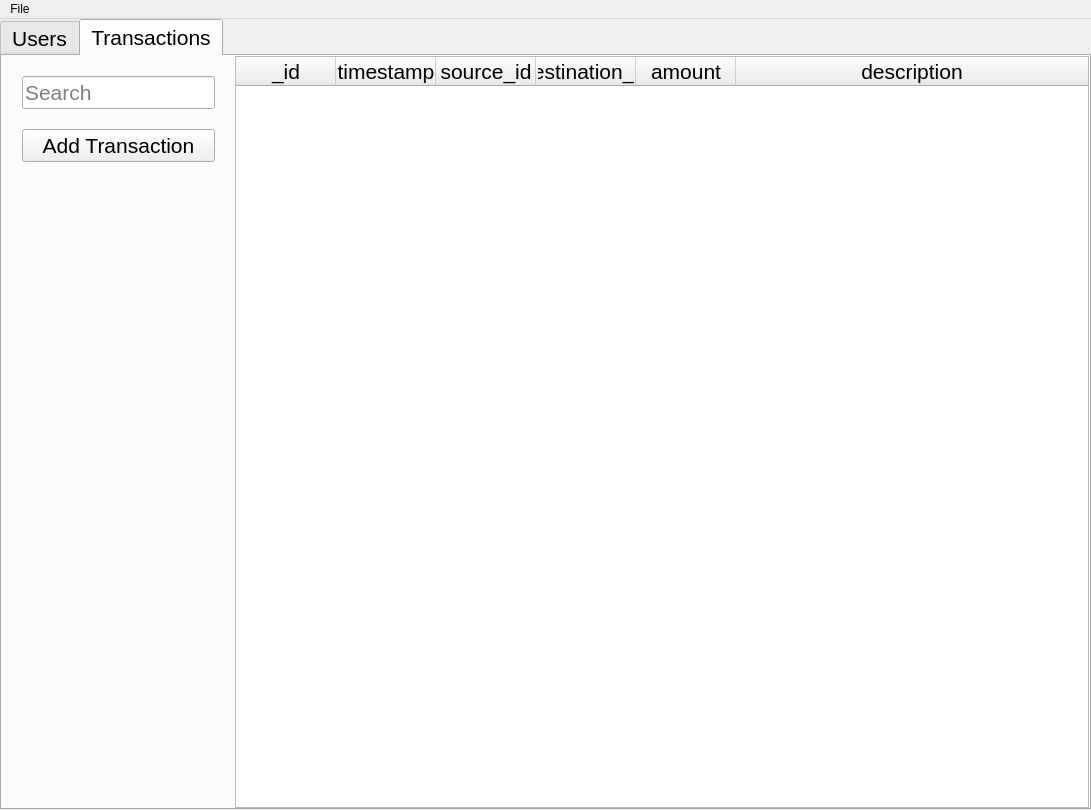
Before: the Qt Designer form src/windows/ui/ProjectMainWindow.ui in 1icolo/AUPay, drawn with Qt 5.
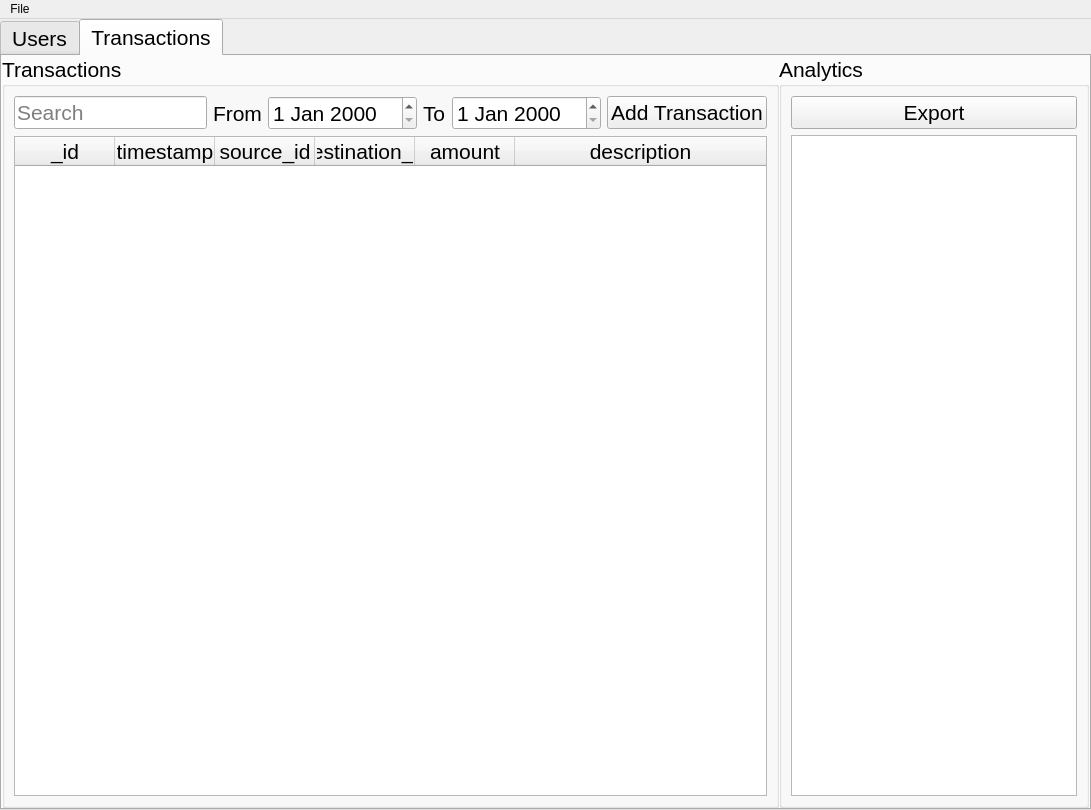
After: the same form once the commit is applied. The open tabs and pages were chosen to show the change. Icons and pictures are not drawn.

Patch:
```diff
--- a/src/windows/ui/ProjectMainWindow.ui
+++ b/src/windows/ui/ProjectMainWindow.ui
@@ -1878,61 +1878,19 @@
              <number>0</number>
             </property>
             <item>
-             <layout class="QVBoxLayout" name="verticalLayout_7">
-              <property name="spacing">
-               <number>20</number>
+             <widget class="QGroupBox" name="groupBox_9">
+              <property name="title">
+               <string>Transactions</string>
               </property>
-              <property name="sizeConstraint">
-               <enum>QLayout::SetFixedSize</enum>
-              </property>
-              <property name="leftMargin">
-               <number>20</number>
-              </property>
-              <property name="topMargin">
-               <number>20</number>
-              </property>
-              <property name="rightMargin">
-               <number>20</number>
-              </property>
-              <property name="bottomMargin">
-               <number>20</number>
-              </property>
-              <item>
-               <widget class="QLineEdit" name="adminWindow_transaction_search">
-                <property name="sizePolicy">
-                 <sizepolicy hsizetype="Fixed" vsizetype="Fixed">
-                  <horstretch>0</horstretch>
-                  <verstretch>0</verstretch>
-                 </sizepolicy>
-                </property>
-                <property name="placeholderText">
-                 <string>Search</string>
-                </property>
-               </widget>
-              </item>
-              <item>
+              <layout class="QGridLayout" name="gridLayout_16">
+               <item row="0" column="5">
                <widget class="QPushButton" name="buttonAddTransaction_administrator">
                 <property name="text">
                  <string>Add Transaction</string>
                 </property>
                </widget>
               </item>
-              <item>
-               <spacer name="verticalSpacer_11">
-                <property name="orientation">
-                 <enum>Qt::Vertical</enum>
-                </property>
-                <property name="sizeHint" stdset="0">
-                 <size>
-                  <width>20</width>
-                  <height>40</height>
-                 </size>
-                </property>
-               </spacer>
-              </item>
-             </layout>
-            </item>
-            <item>
+               <item row="1" column="0" colspan="6">
              <widget class="QTableWidget" name="adminWindow_transactions_table">
               <property name="font">
                <font>
@@ -1981,6 +1939,55 @@
                 <string>description</string>
                </property>
               </column>
+                </widget>
+               </item>
+               <item row="0" column="0">
+                <widget class="QLineEdit" name="adminWindow_transaction_search">
+                 <property name="placeholderText">
+                  <string>Search</string>
+                 </property>
+                </widget>
+               </item>
+               <item row="0" column="4">
+                <widget class="QDateEdit" name="dateTo_administrator"/>
+               </item>
+               <item row="0" column="3">
+                <widget class="QLabel" name="label_14">
+                 <property name="text">
+                  <string>To</string>
+                 </property>
+                </widget>
+               </item>
+               <item row="0" column="1">
+                <widget class="QLabel" name="label_13">
+                 <property name="text">
+                  <string>From</string>
+                 </property>
+                </widget>
+               </item>
+               <item row="0" column="2">
+                <widget class="QDateEdit" name="dateFrom_administrator"/>
+               </item>
+              </layout>
+             </widget>
+            </item>
+            <item>
+             <widget class="QGroupBox" name="groupBox_10">
+              <property name="title">
+               <string>Analytics</string>
+              </property>
+              <layout class="QGridLayout" name="gridLayout_17">
+               <item row="1" column="0">
+                <widget class="QGraphicsView" name="graphicsView_3"/>
+               </item>
+               <item row="0" column="0">
+                <widget class="QPushButton" name="buttonAddTransaction_administrator_2">
+                 <property name="text">
+                  <string>Export</string>
+                 </property>
+                </widget>
+               </item>
+              </layout>
              </widget>
             </item>
            </layout>
```
Left out of the diff: 439 changed lines with no effect on the pictures. Lines whose indentation alone changed are shown as unchanged.
